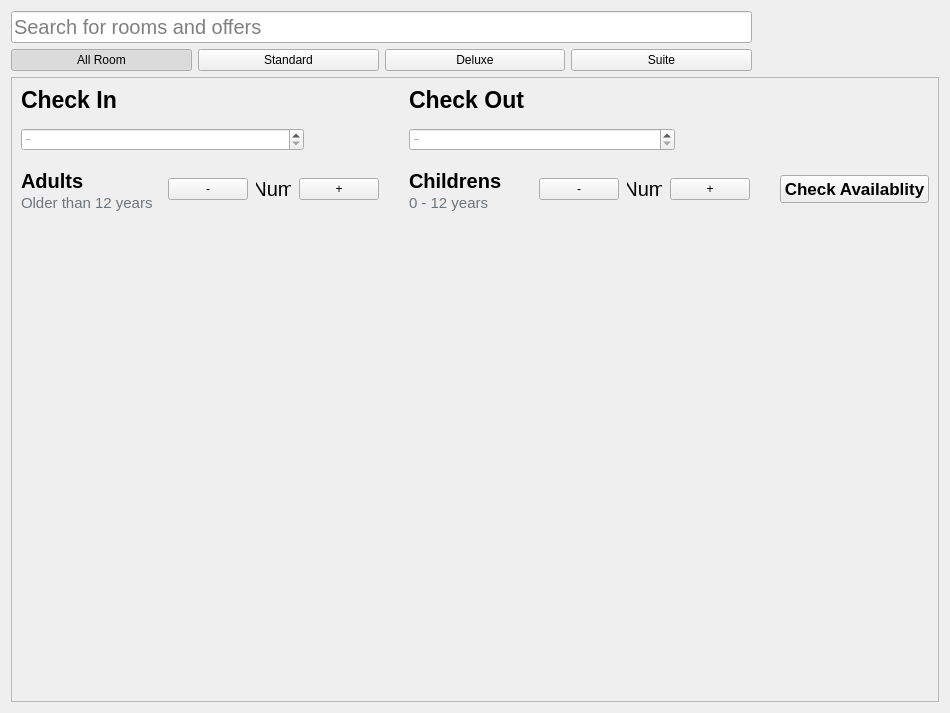
Before: the Qt Designer form src/views/rooms/RoomStatusPageWidget.ui in nguyenvuducduy97andrew-ai/OOP_HotelBookingManagementSystem, drawn with Qt 5.
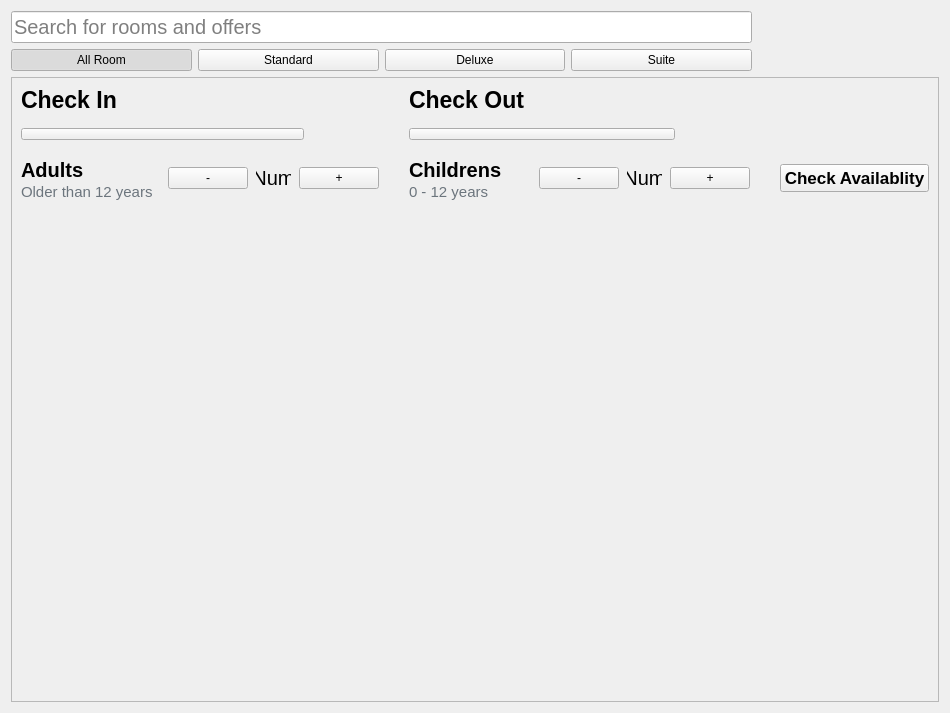
After: the same form once the commit is applied.

Diff of the .ui file:
```diff
--- a/src/views/rooms/RoomStatusPageWidget.ui
+++ b/src/views/rooms/RoomStatusPageWidget.ui
@@ -304,14 +304,14 @@
        </layout>
       </item>
       <item row="1" column="0" colspan="3">
-       <widget class="QDateEdit" name="dateEditCheckIn">
+       <widget class="QPushButton" name="dateEditCheckIn">
         <property name="font">
          <font>
           <pointsize>-1</pointsize>
          </font>
         </property>
-        <property name="displayFormat">
-         <string>dd/MM/yyyy</string>
+        <property name="styleSheet">
+         <string notr="true">text-align: left; padding: 4px;</string>
         </property>
        </widget>
       </item>
@@ -447,14 +447,14 @@
        </widget>
       </item>
       <item row="1" column="5" colspan="3">
-       <widget class="QDateEdit" name="dateEditCheckOut">
+       <widget class="QPushButton" name="dateEditCheckOut">
         <property name="font">
          <font>
           <pointsize>-1</pointsize>
          </font>
         </property>
-        <property name="displayFormat">
-         <string>dd/MM/yyyy</string>
+        <property name="styleSheet">
+         <string notr="true">text-align: left; padding: 4px;</string>
         </property>
        </widget>
       </item>
```
